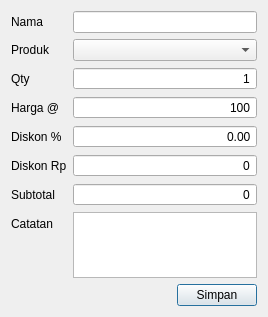
Qt form src/dialogs/orderitemdialog.ui (AyahnaSyahid/LazyMins) before a commit.
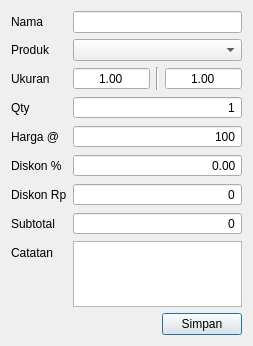
The same form after that commit. Custom widgets are drawn as their Qt base class.

Commit message: added width and height parameter input

Patch:
```diff
--- a/src/dialogs/orderitemdialog.ui
+++ b/src/dialogs/orderitemdialog.ui
@@ -6,8 +6,8 @@
    <rect>
     <x>0</x>
     <y>0</y>
-    <width>268</width>
-    <height>312</height>
+    <width>253</width>
+    <height>342</height>
    </rect>
   </property>
   <property name="windowTitle">
@@ -33,14 +33,14 @@
      <item row="1" column="1">
       <widget class="QueryComboBox" name="produkComboBox"/>
      </item>
-     <item row="2" column="0">
+     <item row="3" column="0">
       <widget class="QLabel" name="qtyLabel">
        <property name="text">
         <string>Qty</string>
        </property>
       </widget>
      </item>
-     <item row="2" column="1">
+     <item row="3" column="1">
       <widget class="QSpinBox" name="qtySpinBox">
        <property name="alignment">
         <set>Qt::AlignmentFlag::AlignRight|Qt::AlignmentFlag::AlignTrailing|Qt::AlignmentFlag::AlignVCenter</set>
@@ -59,14 +59,14 @@
        </property>
       </widget>
      </item>
-     <item row="3" column="0">
+     <item row="4" column="0">
       <widget class="QLabel" name="hargaLabel">
        <property name="text">
         <string>Harga @</string>
        </property>
       </widget>
      </item>
-     <item row="3" column="1">
+     <item row="4" column="1">
       <widget class="QSpinBox" name="hargaSpinBox">
        <property name="alignment">
         <set>Qt::AlignmentFlag::AlignRight|Qt::AlignmentFlag::AlignTrailing|Qt::AlignmentFlag::AlignVCenter</set>
@@ -85,14 +85,14 @@
        </property>
       </widget>
      </item>
-     <item row="4" column="0">
+     <item row="5" column="0">
       <widget class="QLabel" name="diskonLabel">
        <property name="text">
         <string>Diskon %</string>
        </property>
       </widget>
      </item>
-     <item row="4" column="1">
+     <item row="5" column="1">
       <widget class="QDoubleSpinBox" name="diskonDoubleSpinBox">
        <property name="alignment">
         <set>Qt::AlignmentFlag::AlignRight|Qt::AlignmentFlag::AlignTrailing|Qt::AlignmentFlag::AlignVCenter</set>
@@ -111,14 +111,14 @@
        </property>
       </widget>
      </item>
-     <item row="5" column="0">
+     <item row="6" column="0">
       <widget class="QLabel" name="diskonRpLabel">
        <property name="text">
         <string>Diskon Rp</string>
        </property>
       </widget>
      </item>
-     <item row="5" column="1">
+     <item row="6" column="1">
       <widget class="QSpinBox" name="diskonRpSpinBox">
        <property name="alignment">
         <set>Qt::AlignmentFlag::AlignRight|Qt::AlignmentFlag::AlignTrailing|Qt::AlignmentFlag::AlignVCenter</set>
@@ -134,14 +134,14 @@
        </property>
       </widget>
      </item>
-     <item row="6" column="0">
+     <item row="7" column="0">
       <widget class="QLabel" name="subtotalLabel">
        <property name="text">
         <string>Subtotal</string>
        </property>
       </widget>
      </item>
-     <item row="6" column="1">
+     <item row="7" column="1">
       <widget class="QSpinBox" name="subtotalSpinBox">
        <property name="alignment">
         <set>Qt::AlignmentFlag::AlignRight|Qt::AlignmentFlag::AlignTrailing|Qt::AlignmentFlag::AlignVCenter</set>
@@ -155,16 +155,19 @@
        <property name="showGroupSeparator" stdset="0">
         <bool>true</bool>
        </property>
+       <property name="maximum">
+        <number>99999999</number>
+       </property>
       </widget>
      </item>
-     <item row="7" column="0">
+     <item row="8" column="0">
       <widget class="QLabel" name="catatanLabel">
        <property name="text">
         <string>Catatan</string>
        </property>
       </widget>
      </item>
-     <item row="7" column="1">
+     <item row="8" column="1">
       <widget class="QPlainTextEdit" name="notesTextEdit">
        <property name="maximumSize">
         <size>
@@ -177,6 +180,71 @@
      <item row="0" column="1">
       <widget class="QLineEdit" name="namaLineEdit"/>
      </item>
+     <item row="2" column="0">
+      <widget class="QLabel" name="label">
+       <property name="text">
+        <string>Ukuran</string>
+       </property>
+      </widget>
+     </item>
+     <item row="2" column="1">
+      <layout class="QHBoxLayout" name="horizontalLayout">
+       <property name="sizeConstraint">
+        <enum>QLayout::SizeConstraint::SetMinAndMaxSize</enum>
+       </property>
+       <item>
+        <widget class="QDoubleSpinBox" name="widthBox">
+         <property name="alignment">
+          <set>Qt::AlignmentFlag::AlignCenter</set>
+         </property>
+         <property name="buttonSymbols">
+          <enum>QAbstractSpinBox::ButtonSymbols::NoButtons</enum>
+         </property>
+         <property name="accelerated">
+          <bool>true</bool>
+         </property>
+         <property name="minimum">
+          <double>1.000000000000000</double>
+         </property>
+         <property name="maximum">
+          <double>20.000000000000000</double>
+         </property>
+         <property name="singleStep">
+          <double>0.100000000000000</double>
+         </property>
+        </widget>
+       </item>
+       <item>
+        <widget class="Line" name="line">
+         <property name="orientation">
+          <enum>Qt::Orientation::Vertical</enum>
+         </property>
+        </widget>
+       </item>
+       <item>
+        <widget class="QDoubleSpinBox" name="heightBox">
+         <property name="alignment">
+          <set>Qt::AlignmentFlag::AlignCenter</set>
+         </property>
+         <property name="buttonSymbols">
+          <enum>QAbstractSpinBox::ButtonSymbols::NoButtons</enum>
+         </property>
+         <property name="accelerated">
+          <bool>true</bool>
+         </property>
+         <property name="minimum">
+          <double>1.000000000000000</double>
+         </property>
+         <property name="maximum">
+          <double>20.000000000000000</double>
+         </property>
+         <property name="singleStep">
+          <double>0.100000000000000</double>
+         </property>
+        </widget>
+       </item>
+      </layout>
+     </item>
     </layout>
    </item>
    <item alignment="Qt::AlignmentFlag::AlignRight">
```
The commit also changes 1 other file.
